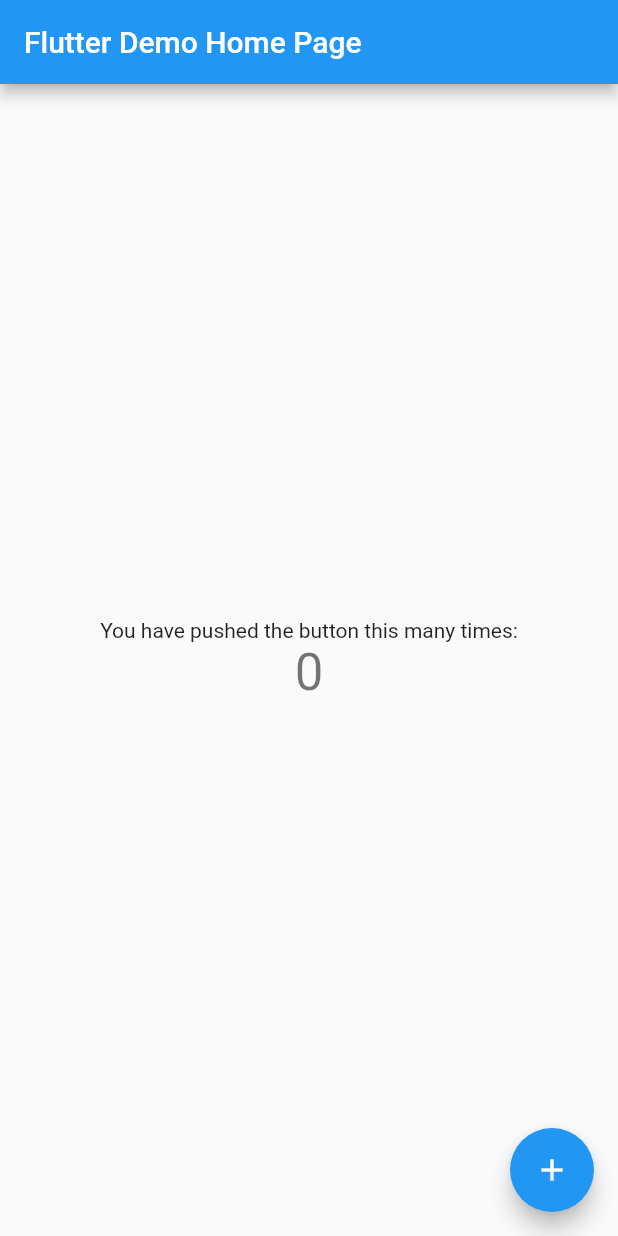
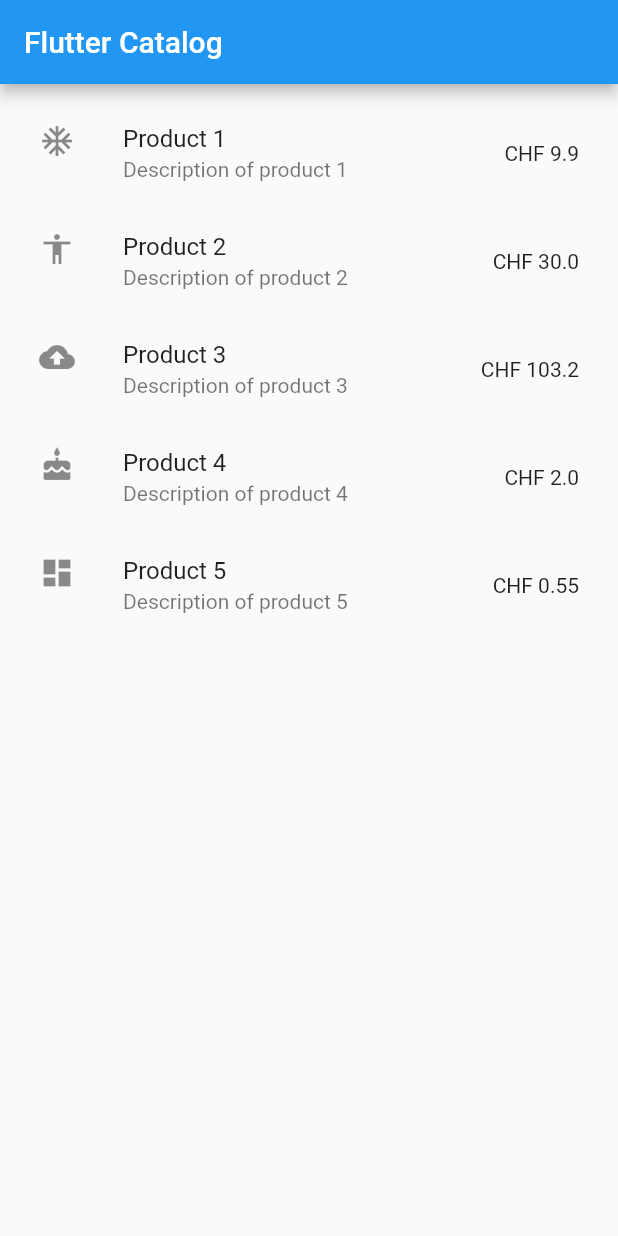
Before and after one commit to raphaelguye/flutter_catalog, a Flutter app: the screen it shows after launch, on a phone screen of 412 x 824 dp. Run offline on Flutter 3.47's test engine with Material 2 defaults, Android fonts, the phone set to English and light mode, and no system bars; our stand-ins replace equatable, flutter_bloc.

Commit message:
implement the Widget ListProductScreen

```diff
--- a/lib/main.dart
+++ b/lib/main.dart
@@ -1,4 +1,8 @@
 import 'package:flutter/material.dart';
+import 'package:flutter_bloc/flutter_bloc.dart';
+import 'package:flutter_catalog/blocs/products/products.dart';
+import 'package:flutter_catalog/model/mock_product_repository.dart';
+import 'package:flutter_catalog/screens/list_products_screen.dart';
 
 void main() {
   runApp(MyApp());
@@ -9,109 +13,18 @@ class MyApp extends StatelessWidget {
   @override
   Widget build(BuildContext context) {
     return MaterialApp(
-      title: 'Flutter Demo',
-      theme: ThemeData(
-        // This is the theme of your application.
-        //
-        // Try running your application with "flutter run". You'll see the
-        // application has a blue toolbar. Then, without quitting the app, try
-        // changing the primarySwatch below to Colors.green and then invoke
-        // "hot reload" (press "r" in the console where you ran "flutter run",
-        // or simply save your changes to "hot reload" in a Flutter IDE).
-        // Notice that the counter didn't reset back to zero; the application
-        // is not restarted.
-        primarySwatch: Colors.blue,
-        // This makes the visual density adapt to the platform that you run
-        // the app on. For desktop platforms, the controls will be smaller and
-        // closer together (more dense) than on mobile platforms.
-        visualDensity: VisualDensity.adaptivePlatformDensity,
-      ),
-      home: MyHomePage(title: 'Flutter Demo Home Page'),
-    );
+        theme: ThemeData(
+          primarySwatch: Colors.blue,
+          visualDensity: VisualDensity.adaptivePlatformDensity,
+        ),
+        home: BlocProvider<ProductsBloc>(
+          create: (context) =>
+              ProductsBloc(ProductsLoading(), MockProductsRepository())
+                ..add(LoadProducts()),
+          child: Scaffold(
+            appBar: AppBar(title: Text('Flutter Catalog')),
+            body: ListProductScreen(),
+          ),
+        ));
   }
 }
-
-class MyHomePage extends StatefulWidget {
-  MyHomePage({Key key, this.title}) : super(key: key);
-
-  // This widget is the home page of your application. It is stateful, meaning
-  // that it has a State object (defined below) that contains fields that affect
-  // how it looks.
-
-  // This class is the configuration for the state. It holds the values (in this
-  // case the title) provided by the parent (in this case the App widget) and
-  // used by the build method of the State. Fields in a Widget subclass are
-  // always marked "final".
-
-  final String title;
-
-  @override
-  _MyHomePageState createState() => _MyHomePageState();
-}
-
-class _MyHomePageState extends State<MyHomePage> {
-  int _counter = 0;
-
-  void _incrementCounter() {
-    setState(() {
-      // This call to setState tells the Flutter framework that something has
-      // changed in this State, which causes it to rerun the build method below
-      // so that the display can reflect the updated values. If we changed
-      // _counter without calling setState(), then the build method would not be
-      // called again, and so nothing would appear to happen.
-      _counter++;
-    });
-  }
-
-  @override
-  Widget build(BuildContext context) {
-    // This method is rerun every time setState is called, for instance as done
-    // by the _incrementCounter method above.
-    //
-    // The Flutter framework has been optimized to make rerunning build methods
-    // fast, so that you can just rebuild anything that needs updating rather
-    // than having to individually change instances of widgets.
-    return Scaffold(
-      appBar: AppBar(
-        // Here we take the value from the MyHomePage object that was created by
-        // the App.build method, and use it to set our appbar title.
-        title: Text(widget.title),
-      ),
-      body: Center(
-        // Center is a layout widget. It takes a single child and positions it
-        // in the middle of the parent.
-        child: Column(
-          // Column is also a layout widget. It takes a list of children and
-          // arranges them vertically. By default, it sizes itself to fit its
-          // children horizontally, and tries to be as tall as its parent.
-          //
-          // Invoke "debug painting" (press "p" in the console, choose the
-          // "Toggle Debug Paint" action from the Flutter Inspector in Android
-          // Studio, or the "Toggle Debug Paint" command in Visual Studio Code)
-          // to see the wireframe for each widget.
-          //
-          // Column has various properties to control how it sizes itself and
-          // how it positions its children. Here we use mainAxisAlignment to
-          // center the children vertically; the main axis here is the vertical
-          // axis because Columns are vertical (the cross axis would be
-          // horizontal).
-          mainAxisAlignment: MainAxisAlignment.center,
-          children: <Widget>[
-            Text(
-              'You have pushed the button this many times:',
-            ),
-            Text(
-              '$_counter',
-              style: Theme.of(context).textTheme.headline4,
-            ),
-          ],
-        ),
-      ),
-      floatingActionButton: FloatingActionButton(
-        onPressed: _incrementCounter,
-        tooltip: 'Increment',
-        child: Icon(Icons.add),
-      ), // This trailing comma makes auto-formatting nicer for build methods.
-    );
-  }
-}
--- a/lib/model/mock_product_repository.dart
+++ b/lib/model/mock_product_repository.dart
@@ -1,4 +1,5 @@
 
+import 'package:flutter/material.dart';
 import 'package:flutter_catalog/model/product.dart';
 import 'package:flutter_catalog/model/product_repository.dart';
 
@@ -7,11 +8,11 @@ class MockProductsRepository extends ProductsRepository {
   List<Product> _products = [];
 
   MockProductsRepository() {
-    _products.add(Product('1', 'Product 1', 'Description of product 1', 9.90, 'CHF'));
-    _products.add(Product('2', 'Product 2', 'Description of product 2', 30.0, 'CHF'));
-    _products.add(Product('3', 'Product 3', 'Description of product 3', 103.20, 'CHF'));
-    _products.add(Product('4', 'Product 4', 'Description of product 4', 2.0, 'CHF'));
-    _products.add(Product('5', 'Product 5', 'Description of product 5', 0.55, 'CHF'));
+    _products.add(Product('1', 'Product 1', 'Description of product 1', 9.90, 'CHF', Icon(Icons.ac_unit)));
+    _products.add(Product('2', 'Product 2', 'Description of product 2', 30.0, 'CHF', Icon(Icons.accessibility)));
+    _products.add(Product('3', 'Product 3', 'Description of product 3', 103.20, 'CHF', Icon(Icons.backup)));
+    _products.add(Product('4', 'Product 4', 'Description of product 4', 2.0, 'CHF', Icon(Icons.cake)));
+    _products.add(Product('5', 'Product 5', 'Description of product 5', 0.55, 'CHF', Icon(Icons.dashboard)));
   }
 
   Future<List<Product>> loadProducts() async {
--- a/lib/model/product.dart
+++ b/lib/model/product.dart
@@ -1,3 +1,5 @@
+
+import 'package:flutter/material.dart';
 
 class Product {
   final String id;
@@ -5,8 +7,13 @@ class Product {
   final String description;
   final double price;
   final String currency;
+  final Icon icon;
 
-  Product(this.id, this.name, this.description, this.price, this.currency);
+  Product(this.id, this.name, this.description, this.price, this.currency, this.icon);
+
+  String get priceCurrencyFormatted {
+    return '$currency $price';
+  }
 
   @override
   String toString() {
--- /dev/null
+++ b/lib/screens/list_products_screen.dart
@@ -0,0 +1,73 @@
+import 'package:flutter/material.dart';
+import 'package:flutter_bloc/flutter_bloc.dart';
+import 'package:flutter_catalog/blocs/products/products.dart';
+import 'package:flutter_catalog/model/product.dart';
+
+class ListProductScreen extends StatelessWidget {
+  @override
+  Widget build(BuildContext context) {
+    return BlocBuilder<ProductsBloc, ProductsState>(builder: (
+      BuildContext context,
+      ProductsState state,
+    ) {
+      if (state is ProductsLoading) {
+        return _loadingIndicator;
+      } else if (state is ProductsNotLoaded) {
+        return _loadingErrorWidget;
+      } else if (state is ProductsLoaded) {
+        return _productsList(state.products);
+      } else {
+        return Center(child: Text('The state is : $state'));
+      }
+    });
+  }
+
+  Widget get _loadingIndicator {
+    return Center(child: CircularProgressIndicator());
+  }
+
+  Widget get _loadingErrorWidget {
+    return Center(
+        child: Text(
+            'ERROR: Something went wrong during the loading of the products'));
+  }
+
+  Widget _productsList(List<Product> products) {
+    return ListView.builder(
+        padding: const EdgeInsets.all(10),
+        itemCount: products.length,
+        itemBuilder: (BuildContext context, int index) {
+          return _productTile(products[index]);
+        });
+  }
+
+  Widget _productTile(Product product) {
+    return ListTile(
+      leading: product.icon,
+      title: Text(product.name),
+      subtitle: Text(product.description),
+      trailing: Text(product.priceCurrencyFormatted),
+      onTap: () {
+        print('product ${product.id} selected');
+      },
+    );
+  }
+
+  Widget _productCell(Product product) {
+    return GestureDetector(
+      child: Container(
+          padding: EdgeInsets.all(10),
+          child: Row(children: <Widget>[
+            Column(
+              children: <Widget>[Text(product.name), Text(product.description)],
+              crossAxisAlignment: CrossAxisAlignment.start,
+            ),
+            Spacer(),
+            Text(product.priceCurrencyFormatted)
+          ])),
+      onTap: () {
+        print('product ${product.id} selected');
+      },
+    );
+  }
+}
```
Also changed, not shown: 3 other files.
